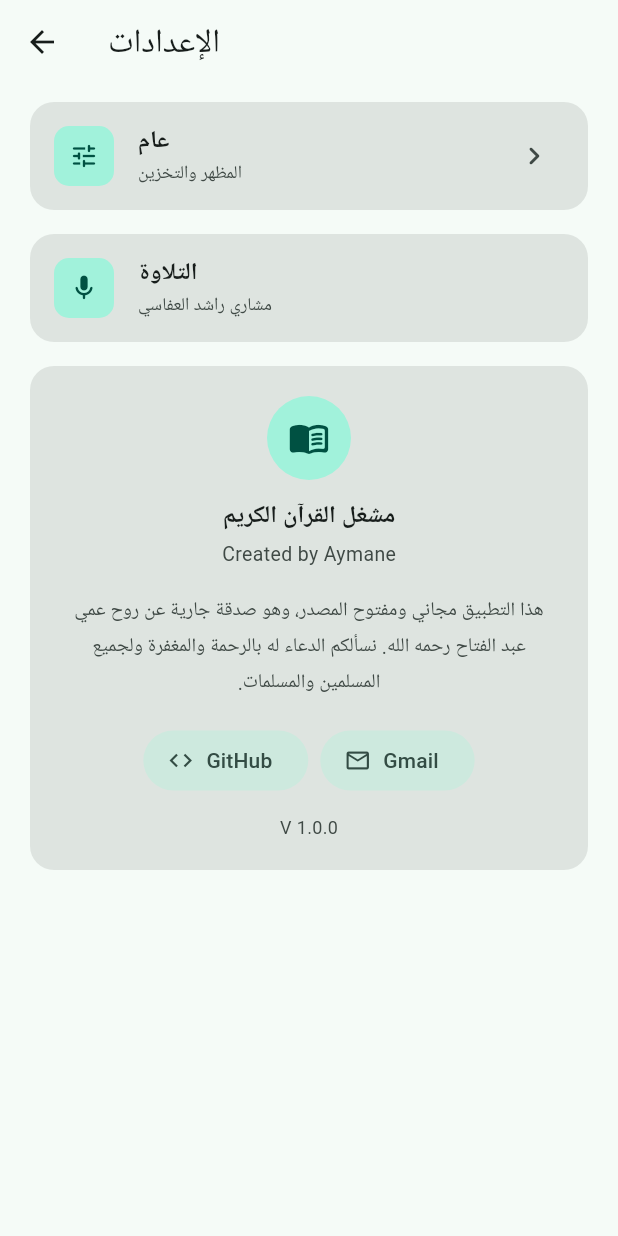
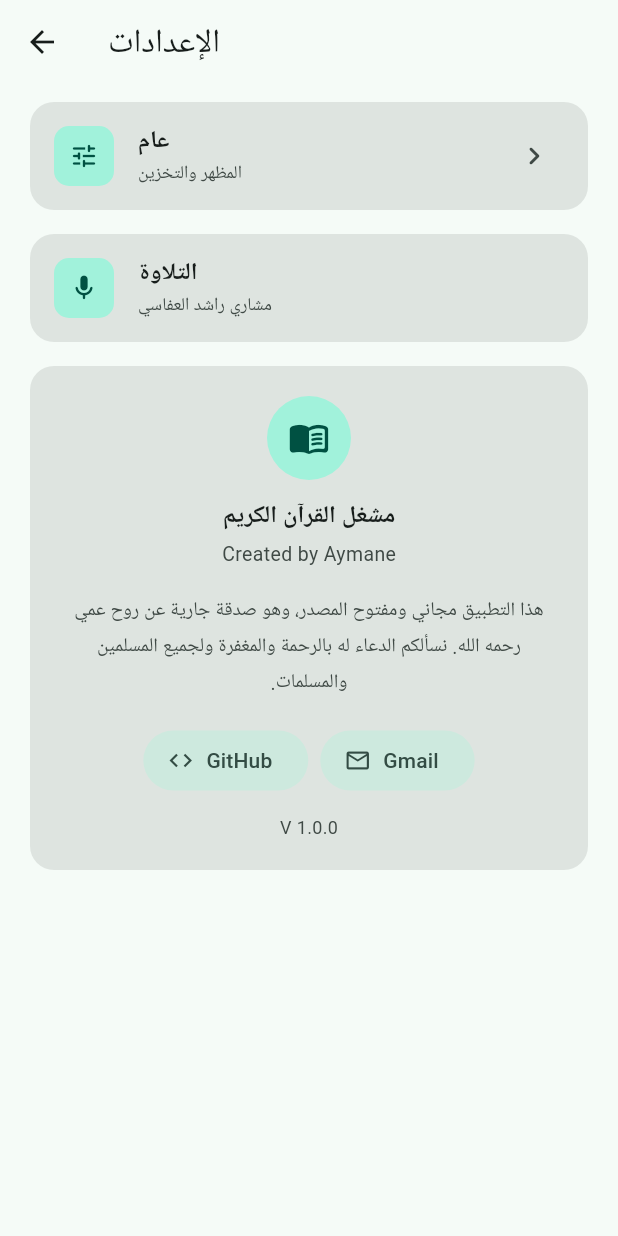
Before and after one commit to Aymane-Mirouah/quran-offline, a Flutter app: the SettingsScreen screen opened directly, on a phone screen of 412 x 824 dp. Run offline on Flutter 3.47's test engine with Material 3 defaults, Android fonts, the light colour scheme and no system bars; drawn by our look-alikes of dynamic_color; our stand-ins replace dio, just_audio, just_audio_background, shared_preferences; accounts and stored records are empty.

Commit message:
edit some text

```diff
--- a/lib/screens/settings_screen.dart
+++ b/lib/screens/settings_screen.dart
@@ -91,7 +91,7 @@ class SettingsScreen extends StatelessWidget {
                   ),
                   const SizedBox(height: 16),
                   Text(
-                    'هذا التطبيق مجاني ومفتوح المصدر، وهو صدقة جارية عن روح عمي عبد الفتاح رحمه الله. نسألكم الدعاء له بالرحمة والمغفرة ولجميع المسلمين والمسلمات.',
+                    'هذا التطبيق مجاني ومفتوح المصدر، وهو صدقة جارية عن روح عمي رحمه الله. نسألكم الدعاء له بالرحمة والمغفرة ولجميع المسلمين والمسلمات.',
                     textAlign: TextAlign.center,
                     textDirection: TextDirection.rtl,
                     style: TextStyle(
```
